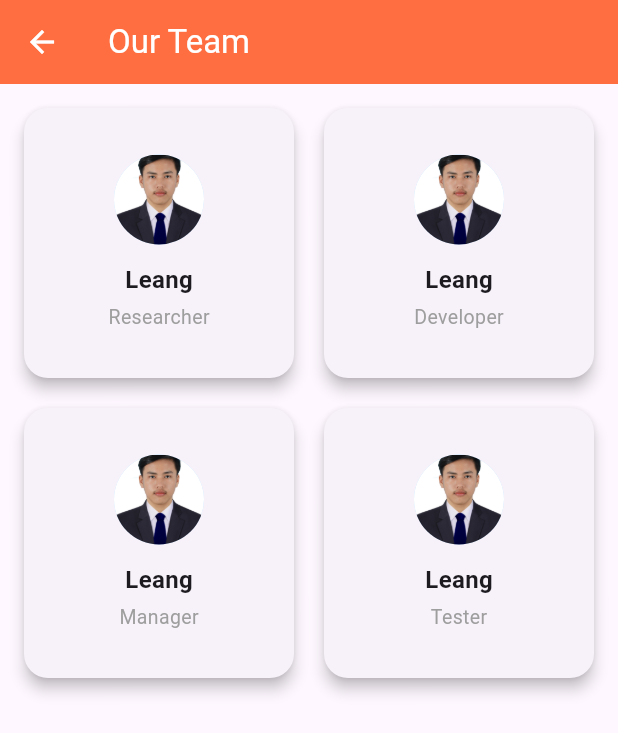
After one commit to GitheTrunk/MA-Lab, a Flutter app: the TeamScreen screen opened by its route, on a phone screen of 412 x 824 dp. The commit adds this screen. Shown: the top 733 px of the screen. Run offline on Flutter 3.47's test engine with Material 3 defaults, Android fonts, the phone set to English and light mode, and no system bars.

Commit message:
feat: add team screen

```diff
--- a/lib/routes/route_app.dart
+++ b/lib/routes/route_app.dart
@@ -9,6 +9,7 @@ import 'package:week_3_lab/screens/product_screen.dart';
 import 'package:week_3_lab/screens/dashboard_screen.dart';
 import 'package:week_3_lab/screens/social_profile_screen.dart';
 import 'package:week_3_lab/screens/contact_screen.dart';
+import 'package:week_3_lab/screens/team_screen.dart';
 
 class RouteApp extends StatelessWidget {
   const RouteApp({super.key});
@@ -29,6 +30,7 @@ class RouteApp extends StatelessWidget {
         "/dashboard": (context) => const DashboardScreen(),
         "/social": (context) => const SocialProfileScreen(),
         "/contact": (context) => const ContactScreen(),
+        "/team": (context) => const TeamScreen(),
       },
       onGenerateRoute: (settings) {
         switch (settings.name) {
@@ -82,6 +84,11 @@ class RouteApp extends StatelessWidget {
               builder: (context) => const ContactScreen(),
               settings: settings,
             );
+          case "/team":
+            return MaterialPageRoute(
+              builder: (context) => const TeamScreen(),
+              settings: settings,
+            );
           default:
             return null;
         }
--- a/lib/screens/home_screen.dart
+++ b/lib/screens/home_screen.dart
@@ -56,6 +56,11 @@ class HomeScreen extends StatelessWidget {
               route: '/product',
               icon: Icons.shopping_bag,
             ),
+            AppMenuItem(
+              title: 'Team Screen',
+              route: '/team',
+              icon: Icons.group,
+            ),
           ],
         ),
       ),
--- /dev/null
+++ b/lib/screens/team_screen.dart
@@ -0,0 +1,36 @@
+import 'package:flutter/material.dart';
+import 'package:week_3_lab/widgets/cards/team_card.dart';
+
+class TeamScreen extends StatelessWidget {
+  const TeamScreen({super.key});
+
+  @override
+  Widget build(BuildContext context) {
+    final team = [
+      {"name": "Leang", "role": "Researcher"},
+      {"name": "Leang", "role": "Developer"},
+      {"name": "Leang", "role": "Manager"},
+      {"name": "Leang", "role": "Tester"},
+    ];
+
+    return Scaffold(
+      appBar: AppBar(
+        title: const Text("Our Team"),
+        centerTitle: false,
+        backgroundColor: Colors.deepOrangeAccent,
+        foregroundColor: Colors.white,
+      ),
+      body: Padding(
+        padding: const EdgeInsets.all(12),
+        child: GridView.count(
+          crossAxisCount: 2,
+          crossAxisSpacing: 12,
+          mainAxisSpacing: 12,
+          children: team.map((member) {
+            return TeamCard(name: member["name"]!, role: member["role"]!);
+          }).toList(),
+        ),
+      ),
+    );
+  }
+}
--- /dev/null
+++ b/lib/widgets/cards/team_card.dart
@@ -0,0 +1,43 @@
+import 'package:flutter/material.dart';
+
+class TeamCard extends StatelessWidget {
+  final String name;
+  final String role;
+
+  const TeamCard({super.key, required this.name, required this.role});
+
+  @override
+  Widget build(BuildContext context) {
+    return Card(
+      elevation: 4,
+      shape: RoundedRectangleBorder(borderRadius: BorderRadius.circular(16)),
+      child: Padding(
+        padding: const EdgeInsets.all(16),
+        child: Column(
+          mainAxisAlignment: MainAxisAlignment.center,
+          children: [
+            CircleAvatar(
+              radius: 30,
+              backgroundColor: Colors.blue.shade100,
+              backgroundImage: const AssetImage("assets/images/profile.jpg"),
+            ),
+
+            const SizedBox(height: 12),
+
+            Text(
+              name,
+              style: const TextStyle(fontWeight: FontWeight.bold, fontSize: 16),
+            ),
+
+            const SizedBox(height: 4),
+
+            Text(
+              role,
+              style: const TextStyle(color: Colors.grey, fontSize: 13),
+            ),
+          ],
+        ),
+      ),
+    );
+  }
+}
```
